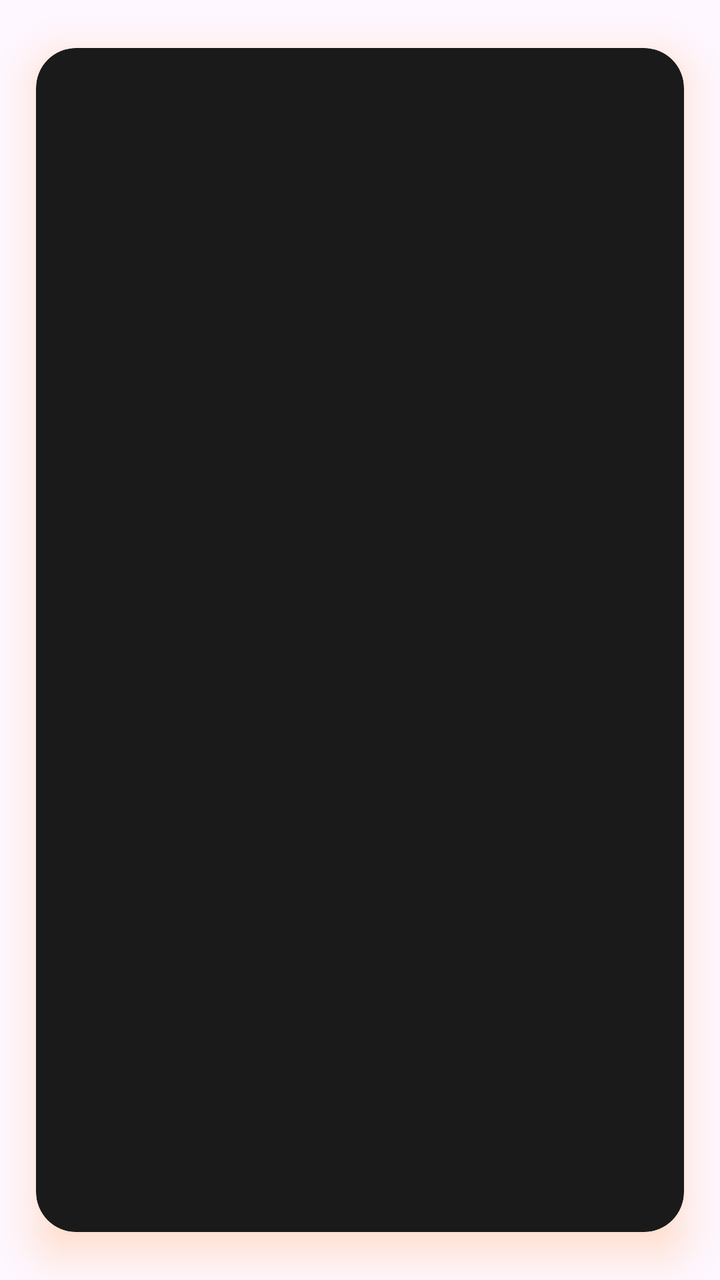
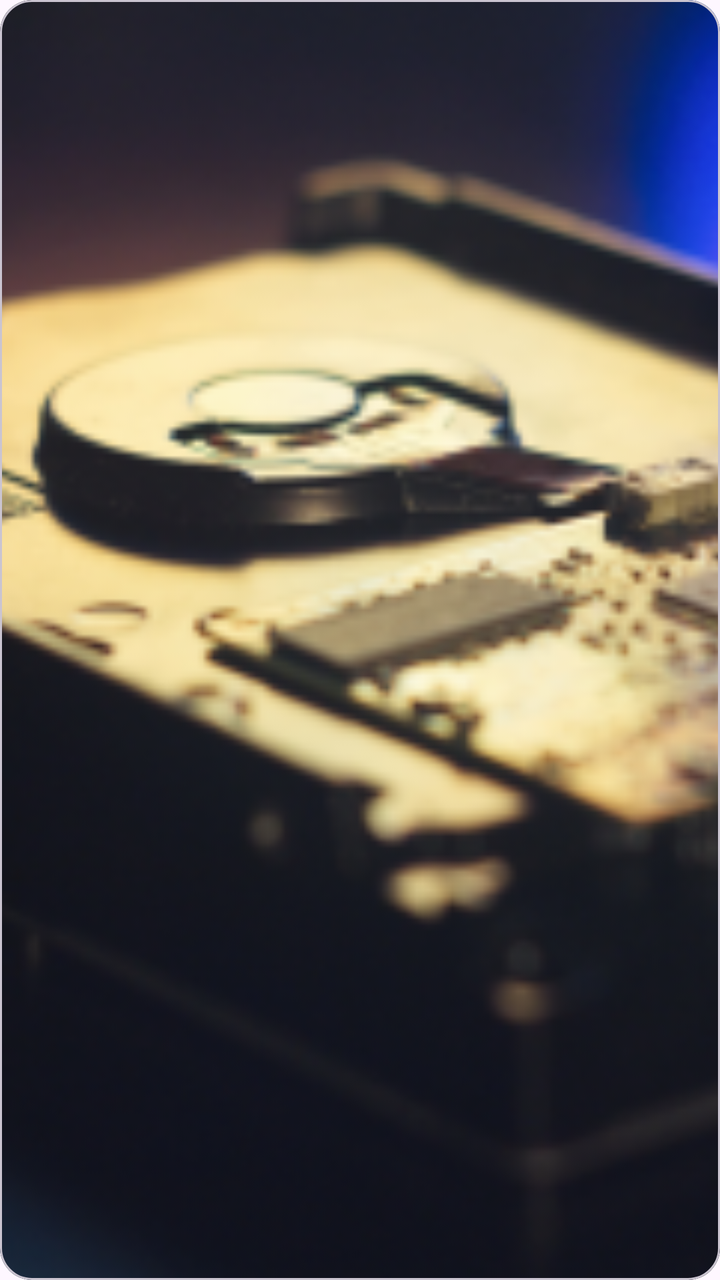

An Android layout rendered at two revisions. The XML below is the earlier revision; the diff shows what the commit changed to produce the second picture.
<!-- AndroidManifest.xml: application theme Theme.Bitbloom -->
<!-- res/layout/item_image_announcement.xml -->
<?xml version="1.0" encoding="utf-8"?>
<FrameLayout xmlns:android="http://schemas.android.com/apk/res/android"
    xmlns:card_view="http://schemas.android.com/apk/res-auto"
    android:layout_width="match_parent"
    android:layout_height="match_parent">

    <com.google.android.material.card.MaterialCardView
        android:layout_width="match_parent"
        android:layout_height="match_parent"
        android:outlineAmbientShadowColor="#FF7B00"
        android:outlineSpotShadowColor="#FF7B00"
        card_view:cardBackgroundColor="@color/main_card_color"
        card_view:cardCornerRadius="20dp"
        card_view:cardElevation="12dp"
        card_view:cardUseCompatPadding="true"
        card_view:strokeColor="@android:color/transparent"
        card_view:strokeWidth="0dp">

        <FrameLayout
            android:layout_width="match_parent"
            android:layout_height="match_parent">

            <ImageView
                android:id="@+id/imageItem"
                android:layout_width="match_parent"
                android:layout_height="match_parent"
                android:adjustViewBounds="true"
                android:scaleType="centerCrop" />

            <TextView
                android:id="@+id/tvEmpty"
                android:layout_width="wrap_content"
                android:layout_height="wrap_content"
                android:layout_gravity="center"
                android:background="#66000000"
                android:padding="8dp"
                android:text="@string/item_image_announcement_no_announcements_yet"
                android:textColor="@android:color/white"
                android:textSize="16sp"
                android:textStyle="bold"
                android:visibility="gone" />
        </FrameLayout>
    </com.google.android.material.card.MaterialCardView>
</FrameLayout>
<!-- resources referenced by this layout -->
<resources>
  <color name="main_card_color">#1A1A1A</color>
  <string name="item_image_announcement_no_announcements_yet">No announcements yet</string>
  <style name="Theme.Bitbloom" parent="Base.Theme.Bitbloom">
          
          <item name="editTextStyle">@style/Widget.MXG.EditText.WhiteCursor</item>
          <item name="android:editTextStyle">@style/Widget.MXG.EditText.WhiteCursor</item>
  
          
          <item name="android:textCursorDrawable">@drawable/cursor_white</item>
      </style>
  <style name="Base.Theme.Bitbloom" parent="Theme.Material3.DayNight.NoActionBar">
          <item name="android:statusBarColor">@color/mxg_black</item>
          <item name="colorPrimary">@color/mxg_white</item>
          <item name="android:navigationBarColor">@color/mxg_black</item>
          <item name="android:datePickerDialogTheme">@style/BitbloomDatePickerTheme</item>
      </style>
  <style name="Widget.MXG.EditText.WhiteCursor" parent="Widget.AppCompat.EditText">
          <item name="android:textCursorDrawable">@drawable/cursor_white</item>
      </style>
  <!-- drawable cursor_white (drawable) -->
  <?xml version="1.0" encoding="utf-8"?>
  <shape xmlns:android="http://schemas.android.com/apk/res/android">
      <size android:width="2dp"/>
      <solid android:color="@android:color/white"/>
      <corners android:radius="1dp"/>
  </shape>
  <color name="mxg_black">#000000</color>
  <color name="mxg_white">#FFFFFF</color>
  <style name="BitbloomDatePickerTheme" parent="ThemeOverlay.MaterialComponents.MaterialAlertDialog">
          <item name="colorAccent">@color/status_bar_color</item> 
          <item name="android:headerBackground">@color/light_status_bar_color
          </item> 
          <item name="android:colorControlHighlight">@color/status_bar_color
          </item> 
          <item name="android:colorControlActivated">@color/status_bar_color
          </item> 
          <item name="android:textColorPrimaryInverse">@color/white</item> 
          <item name="android:textColor">@color/status_bar_color</item> 
          <item name="android:textColorPrimary">?attr/colorOnBackground</item> 
      </style>
  <color name="status_bar_color">#EE6924</color>
  <color name="light_status_bar_color">#EE6924</color>
  <color name="white">#FFFFFFFF</color>
</resources>

<!-- the commit's change to res/layout/item_image_announcement.xml (unified diff, before → after) -->
@@ -1,44 +1,33 @@
 <?xml version="1.0" encoding="utf-8"?>
-<FrameLayout xmlns:android="http://schemas.android.com/apk/res/android"
+<com.google.android.material.card.MaterialCardView xmlns:android="http://schemas.android.com/apk/res/android"
     xmlns:card_view="http://schemas.android.com/apk/res-auto"
     android:layout_width="match_parent"
-    android:layout_height="match_parent">
+    android:layout_height="match_parent"
+    card_view:cardCornerRadius="16dp">
 
-    <com.google.android.material.card.MaterialCardView
-        android:layout_width="match_parent"
-        android:layout_height="match_parent"
-        android:outlineAmbientShadowColor="#FF7B00"
-        android:outlineSpotShadowColor="#FF7B00"
-        card_view:cardBackgroundColor="@color/main_card_color"
-        card_view:cardCornerRadius="20dp"
-        card_view:cardElevation="12dp"
-        card_view:cardUseCompatPadding="true"
-        card_view:strokeColor="@android:color/transparent"
-        card_view:strokeWidth="0dp">
+           <FrameLayout
+               android:layout_width="match_parent"
+               android:layout_height="match_parent">
+               <ImageView
+                   android:id="@+id/imageItem"
+                   android:layout_width="match_parent"
+                   android:layout_height="match_parent"
+                   android:adjustViewBounds="true"
+                   android:src="@drawable/upgrade_system"
+                   android:scaleType="centerCrop"
+                   />
 
-        <FrameLayout
-            android:layout_width="match_parent"
-            android:layout_height="match_parent">
-
-            <ImageView
-                android:id="@+id/imageItem"
-                android:layout_width="match_parent"
-                android:layout_height="match_parent"
-                android:adjustViewBounds="true"
-                android:scaleType="centerCrop" />
-
-            <TextView
-                android:id="@+id/tvEmpty"
-                android:layout_width="wrap_content"
-                android:layout_height="wrap_content"
-                android:layout_gravity="center"
-                android:background="#66000000"
-                android:padding="8dp"
-                android:text="@string/item_image_announcement_no_announcements_yet"
-                android:textColor="@android:color/white"
-                android:textSize="16sp"
-                android:textStyle="bold"
-                android:visibility="gone" />
-        </FrameLayout>
-    </com.google.android.material.card.MaterialCardView>
-</FrameLayout>
+               <TextView
+                   android:id="@+id/tvEmpty"
+                   android:layout_width="wrap_content"
+                   android:layout_height="wrap_content"
+                   android:layout_gravity="center"
+                   android:background="#66000000"
+                   android:padding="8dp"
+                   android:text="@string/item_image_announcement_no_announcements_yet"
+                   android:textColor="@android:color/white"
+                   android:textSize="16sp"
+                   android:textStyle="bold"
+                   android:visibility="gone" />
+           </FrameLayout>
+        </com.google.android.material.card.MaterialCardView>
<!-- resource entries referenced after the edit -->
@@ -1,6 +1,6 @@
 <!-- resources referenced by this layout -->
 <resources>
-  <color name="main_card_color">#1A1A1A</color>
+  <!-- drawable upgrade_system: png bitmap (drawable, 135311 bytes) -->
   <string name="item_image_announcement_no_announcements_yet">No announcements yet</string>
   <style name="Theme.Bitbloom" parent="Base.Theme.Bitbloom">
           
